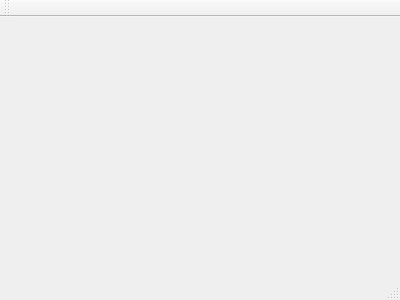
Old version of the form FuturePmsSolution/PlatformCentralDataReceiver/mainwindow.ui in the repository Anne081031/WinParkUI.
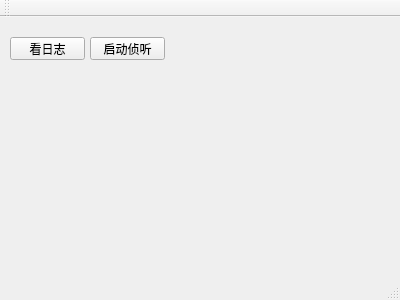
New version of the form.

Patch:
```diff
--- a/FuturePmsSolution/PlatformCentralDataReceiver/mainwindow.ui
+++ b/FuturePmsSolution/PlatformCentralDataReceiver/mainwindow.ui
@@ -12,13 +12,55 @@
   <property name="windowTitle" >
    <string>MainWindow</string>
   </property>
-  <widget class="QMenuBar" name="menuBar" />
-  <widget class="QToolBar" name="mainToolBar" />
-  <widget class="QWidget" name="centralWidget" />
-  <widget class="QStatusBar" name="statusBar" />
+  <widget class="QWidget" name="centralWidget">
+   <widget class="QPushButton" name="pushButton_2">
+    <property name="geometry">
+     <rect>
+      <x>90</x>
+      <y>20</y>
+      <width>75</width>
+      <height>23</height>
+     </rect>
+    </property>
+    <property name="text">
+     <string>启动侦听</string>
+    </property>
+   </widget>
+   <widget class="QPushButton" name="pushButton">
+    <property name="geometry">
+     <rect>
+      <x>10</x>
+      <y>20</y>
+      <width>75</width>
+      <height>23</height>
+     </rect>
+    </property>
+    <property name="text">
+     <string>看日志</string>
+    </property>
+   </widget>
+  </widget>
+  <widget class="QMenuBar" name="menuBar">
+   <property name="geometry">
+    <rect>
+     <x>0</x>
+     <y>0</y>
+     <width>400</width>
+     <height>19</height>
+    </rect>
+   </property>
+  </widget>
+  <widget class="QToolBar" name="mainToolBar">
+   <attribute name="toolBarArea">
+    <enum>TopToolBarArea</enum>
+   </attribute>
+   <attribute name="toolBarBreak">
+    <bool>false</bool>
+   </attribute>
+  </widget>
+  <widget class="QStatusBar" name="statusBar"/>
  </widget>
- <layoutDefault spacing="6" margin="11" />
- <pixmapfunction></pixmapfunction>
+ <layoutdefault spacing="6" margin="11"/>
  <resources/>
  <connections/>
 </ui>
```
Left out of the diff: 7 changed lines with no effect on the pictures.
